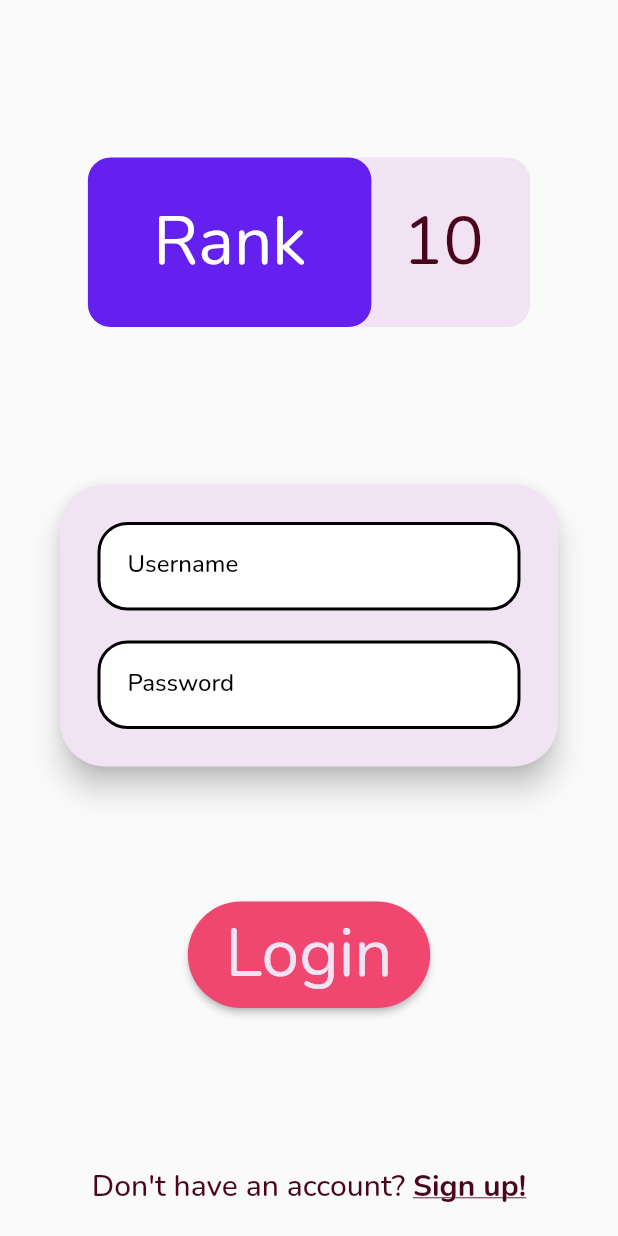
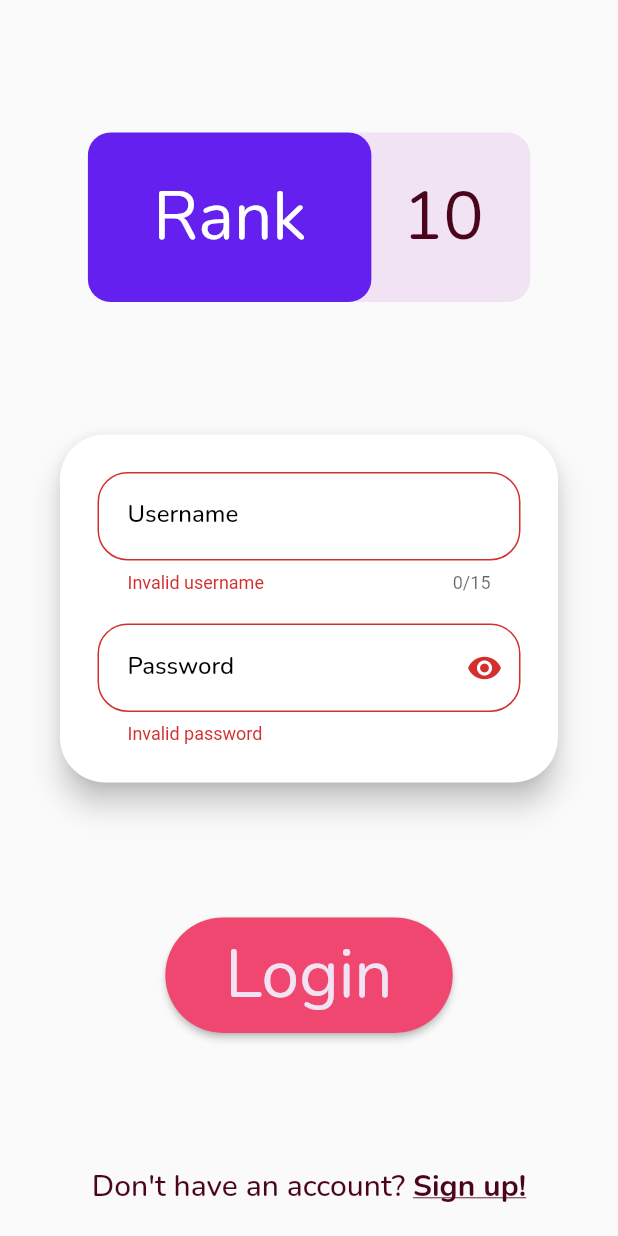
Before and after one commit to meh430/rank_ten_flutter, a Flutter app: the screen it shows after launch, after a tap on "Login", on a phone screen of 412 x 824 dp. Run offline on Flutter 3.47's test engine with Material 2 defaults, Android fonts, the phone set to English and light mode, and no system bars; our stand-ins replace flutter_spinkit, google_fonts, shared_preferences.

Commit message:
Adds basic login validation

```diff
--- a/lib/api/rank_api.dart
+++ b/lib/api/rank_api.dart
@@ -42,8 +42,8 @@ class RankApi {
 
   Map<String, dynamic> getHeaders({String bearerToken}) {
     return bearerToken == ""
-        ? Map<String, dynamic>()
-        : {'Authorization': 'Bearer $bearerToken'};
+        ? Map<String, String>()
+        : <String, String>{'Authorization': 'Bearer $bearerToken'};
   }
 
   dynamic parseResponse(http.Response res) {
--- a/lib/app.dart
+++ b/lib/app.dart
@@ -2,7 +2,7 @@ import 'package:flutter/material.dart';
 import 'package:provider/provider.dart';
 import 'package:rank_ten/app_theme.dart';
 import 'package:rank_ten/dark_theme_provider.dart';
-import 'package:rank_ten/login_signin.dart';
+import 'package:rank_ten/login_signup.dart';
 import 'package:rank_ten/splash.dart';
 
 class App extends StatefulWidget {
@@ -35,7 +35,7 @@ class _AppState extends State<App> {
         initialRoute: '/splash',
         routes: {
           '/splash': (context) => Splash(),
-          '/login_signin': (context) => LoginSignin()
+          '/login_signin': (context) => LoginSignup()
         },
       ),
     );
--- a/lib/login.dart
+++ b/lib/login.dart
@@ -1,4 +1,6 @@
-import 'package:flutter/cupertino.dart';
+import 'dart:core';
+
+import 'package:flutter/gestures.dart';
 import 'package:flutter/material.dart';
 import 'package:rank_ten/app_theme.dart';
 
@@ -6,7 +8,51 @@ const inputStyle = OutlineInputBorder(
     borderSide: BorderSide(color: Colors.black, width: 2.0),
     borderRadius: BorderRadius.all(Radius.circular(20.0)));
 
+typedef SubmitLogin = void Function(String, String);
+
+RaisedButton getSubmitButton(
+    BuildContext context, bool isLogin, VoidCallback submitData) {
+  return RaisedButton(
+    padding: EdgeInsets.only(left: 40.0, right: 40.0, top: 8.0, bottom: 8.0),
+    color: paraPink,
+    onPressed: () {
+      submitData();
+    },
+    shape: RoundedRectangleBorder(
+      borderRadius: BorderRadius.circular(40.0),
+    ),
+    child: Text(isLogin ? "Login" : "Sign Up",
+        style: Theme.of(context)
+            .primaryTextTheme
+            .headline3
+            .copyWith(color: palePurple)),
+  );
+}
+
+String validatePwd(String value) {
+  final pwdPattern = RegExp(
+      r'^(?=.*?[A-Z])(?=.*?[a-z])(?=.*?[0-9])(?=.*?[#?!@$ %^&*-]).{8,}$');
+  if (!pwdPattern.hasMatch(value)) {
+    return "Invalid password";
+  }
+
+  return null;
+}
+
+String validateUsername(String value) {
+  final namePattern = RegExp(r'^[a-z0-9_-]{3,15}$');
+  if (!namePattern.hasMatch(value)) {
+    return "Invalid username";
+  }
+
+  return null;
+}
+
 class Login extends StatefulWidget {
+  SubmitLogin handleLogin;
+
+  Login({this.handleLogin});
+
   @override
   _LoginState createState() => _LoginState();
 }
@@ -14,63 +60,35 @@ class Login extends StatefulWidget {
 class _LoginState extends State<Login> {
   @override
   Widget build(BuildContext context) {
-    return Column(
-      mainAxisAlignment: MainAxisAlignment.spaceBetween,
-      children: <Widget>[
-        Card(
-            color: palePurple,
-            elevation: 8.0,
-            shape: RoundedRectangleBorder(
-              borderRadius: BorderRadius.circular(30.0),
+    return Container(
+      child: LoginForm(
+        handleLogin: widget.handleLogin,
       ),
-            margin: EdgeInsets.only(left: 40, right: 40, bottom: 10.0),
-            child: Padding(padding: EdgeInsets.all(10.0), child: LoginForm())),
-        SizedBox(height: 80),
-        RaisedButton(
-          padding:
-              EdgeInsets.only(left: 25.0, right: 25.0, top: 5.0, bottom: 5.0),
-          color: paraPink,
-          onPressed: () {
-            print("pressed");
-          },
-          shape: RoundedRectangleBorder(
-            borderRadius: BorderRadius.circular(40.0),
-          ),
-          child: Text("Login",
-              style: Theme.of(context)
-                  .primaryTextTheme
-                  .headline3
-                  .copyWith(color: palePurple)),
-        )
-      ],
     );
   }
 }
 
 class LoginForm extends StatefulWidget {
+  final SubmitLogin handleLogin;
+
+  LoginForm({this.handleLogin});
+
   @override
   _LoginFormState createState() => _LoginFormState();
 }
 
 class _LoginFormState extends State<LoginForm> {
-  final _usernameFNode = FocusNode();
-  final _passwordFNode = FocusNode();
+  final _uController = TextEditingController();
+  final _pController = TextEditingController();
   final _fKey = GlobalKey<FormState>();
 
-  @override
-  void initState() {
-    // TODO: implement initState
-    super.initState();
-    _usernameFNode.addListener(() {
-      setState(() {
-        //Redraw so that the username label reflects the focus state
-      });
-    });
-    _passwordFNode.addListener(() {
-      setState(() {
-        //Redraw so that the password label reflects the focus state
-      });
-    });
+  submitForm() {
+    if (_fKey.currentState.validate()) {
+      final password = _pController.text;
+      final username = _uController.text;
+      print(username + password);
+      widget.handleLogin(username.toString(), password.toString());
+    }
   }
 
   @override
@@ -81,40 +99,97 @@ class _LoginFormState extends State<LoginForm> {
         .headline6
         .copyWith(fontSize: 16)
         .copyWith(color: Colors.black);
+
+    final textFields = Column(
+        mainAxisAlignment: MainAxisAlignment.spaceEvenly,
+        children: <Widget>[
+          getNameField(_uController, labelStyle),
+          SizedBox(height: 20.0),
+          PasswordField(pController: _pController, labelStyle: labelStyle)
+        ]);
+
     return Form(
       key: _fKey,
+      child: Column(
+        children: <Widget>[
+          Card(
+            color: white,
+            elevation: 8.0,
+            shape: RoundedRectangleBorder(
+              borderRadius: BorderRadius.circular(30.0),
+            ),
+            margin: EdgeInsets.only(left: 40, right: 40, bottom: 10.0),
+            child: Padding(
+              padding: EdgeInsets.all(10.0),
               child: Container(
                 margin: EdgeInsets.all(15.0),
-        child: Column(
-          mainAxisAlignment: MainAxisAlignment.spaceEvenly,
-          children: <Widget>[
-            TextFormField(
-                focusNode: _usernameFNode,
+                child: textFields,
+              ),
+            ),
+          ),
+          SizedBox(height: 80),
+          getSubmitButton(context, true, submitForm)
+        ],
+      ),
+    );
+  }
+}
+
+class PasswordField extends StatefulWidget {
+  final TextEditingController pController;
+  final labelStyle;
+
+  PasswordField({this.pController, this.labelStyle});
+
+  @override
+  _PasswordFieldState createState() => _PasswordFieldState();
+}
+
+class _PasswordFieldState extends State<PasswordField> {
+  bool obscureText = true;
+
+  @override
+  Widget build(BuildContext context) {
+    return TextFormField(
+        controller: widget.pController,
+        validator: validatePwd,
+        obscureText: obscureText,
+        decoration: InputDecoration(
+            suffixIcon: GestureDetector(
+              dragStartBehavior: DragStartBehavior.down,
+              onTap: () {
+                setState(() {
+                  obscureText = !obscureText;
+                });
+              },
+              child: Icon(obscureText ? Icons.visibility : Icons.visibility_off,
+                  semanticLabel:
+                  obscureText ? 'Show password' : 'Hide password'),
+            ),
+            filled: true,
+            fillColor: white,
+            contentPadding: EdgeInsets.all(20.0),
+            labelText: 'Password',
+            border: inputStyle,
+            labelStyle: widget.labelStyle,
+            enabledBorder: inputStyle,
+            focusedBorder: inputStyle));
+  }
+}
+
+TextFormField getNameField(TextEditingController uController,
+    TextStyle labelStyle) {
+  return TextFormField(
+      maxLength: 15,
+      controller: uController,
+      validator: validateUsername,
       decoration: InputDecoration(
           labelText: 'Username',
           filled: true,
-                    fillColor: _usernameFNode.hasFocus ? palePurple : white,
+          fillColor: white,
           contentPadding: EdgeInsets.all(20.0),
           labelStyle: labelStyle,
           border: inputStyle,
           enabledBorder: inputStyle,
-                    focusedBorder: inputStyle)),
-            SizedBox(height: 20.0),
-            TextFormField(
-                focusNode: _passwordFNode,
-                obscureText: true,
-                decoration: InputDecoration(
-                    filled: true,
-                    fillColor: _passwordFNode.hasFocus ? palePurple : white,
-                    contentPadding: EdgeInsets.all(20.0),
-                    labelText: 'Password',
-                    border: inputStyle,
-                    labelStyle: labelStyle,
-                    enabledBorder: inputStyle,
-                    focusedBorder: inputStyle))
-          ],
-        ),
-      ),
-    );
+          focusedBorder: inputStyle));
 }
-}
--- a/lib/login_signin.dart
+++ /dev/null
@@ -1,51 +0,0 @@
-import 'package:flutter/cupertino.dart';
-import 'package:flutter/material.dart';
-import 'package:rank_ten/login.dart';
-import 'package:rank_ten/logo.dart';
-
-class LoginSignin extends StatefulWidget {
-  @override
-  _LoginSigninState createState() => _LoginSigninState();
-}
-
-class _LoginSigninState extends State<LoginSignin> {
-  @override
-  Widget build(BuildContext context) {
-    return Scaffold(
-      resizeToAvoidBottomInset: false,
-      body: Center(
-        child: Column(
-          mainAxisSize: MainAxisSize.max,
-          mainAxisAlignment: MainAxisAlignment.center,
-          children: <Widget>[
-            Flexible(child: SizedBox(height: 60), fit: FlexFit.tight, flex: 1),
-            Logo(),
-            Flexible(child: SizedBox(height: 100), fit: FlexFit.tight, flex: 1),
-            Login(),
-            Flexible(child: SizedBox(height: 70), fit: FlexFit.tight, flex: 1),
-            Row(
-              mainAxisAlignment: MainAxisAlignment.center,
-              children: <Widget>[
-                Text("Don't have an account? ",
-                    style: Theme.of(context).primaryTextTheme.headline6),
-                GestureDetector(
-                  onTap: () => print("Sign Up switch"),
-                  child: Text("Sign up!",
-                      style: Theme.of(context)
-                          .primaryTextTheme
-                          .headline6
-                          .copyWith(
-                              decoration: TextDecoration.underline,
-                              fontWeight: FontWeight.bold)),
-                )
-              ],
-            ),
-            SizedBox(
-              height: 20,
-            )
-          ],
-        ),
-      ),
-    );
-  }
-}
--- /dev/null
+++ b/lib/login_signup.dart
@@ -0,0 +1,90 @@
+import 'package:flutter/cupertino.dart';
+import 'package:flutter/material.dart';
+import 'package:rank_ten/api/auth.dart';
+import 'package:rank_ten/login.dart';
+import 'package:rank_ten/logo.dart';
+import 'package:rank_ten/preferences_store.dart';
+
+class LoginSignup extends StatefulWidget {
+  @override
+  _LoginSignupState createState() => _LoginSignupState();
+}
+
+class _LoginSignupState extends State<LoginSignup> {
+  final GlobalKey<ScaffoldState> _logSignScaffKey = GlobalKey<ScaffoldState>();
+
+  bool isLogin = true;
+  var prefStore = PreferencesStore();
+
+  void handleLogin(String uName, String pwd) async {
+    var userData =
+        await Authorization.loginUser(userName: uName, password: pwd);
+    if (userData is Map<String, dynamic>) {
+      await prefStore.saveCred(userData['jwt_token'], uName, pwd);
+      print(userData);
+      //TODO: push new route
+    } else {
+      _logSignScaffKey.currentState.hideCurrentSnackBar();
+      _logSignScaffKey.currentState.showSnackBar(SnackBar(
+        content: Text('Incorrect username or password'),
+      ));
+    }
+  }
+
+  void handleSignup(String uName, String pwd, String bio) async {
+    var userData = await Authorization.signupUser(
+        userName: uName, password: pwd, bio: bio);
+
+    if (userData.containsKey('jwt_token')) {
+      await prefStore.saveCred(userData['jwt_token'], uName, pwd);
+      print(userData);
+      //TODO: push new route
+    } else {
+      _logSignScaffKey.currentState.hideCurrentSnackBar();
+      _logSignScaffKey.currentState.showSnackBar(SnackBar(
+        content: Text('Incorrect username or password'),
+      ));
+    }
+  }
+
+  @override
+  Widget build(BuildContext context) {
+    return Scaffold(
+      key: _logSignScaffKey,
+      resizeToAvoidBottomInset: false,
+      body: Center(
+        child: Column(
+          mainAxisSize: MainAxisSize.max,
+          mainAxisAlignment: MainAxisAlignment.center,
+          children: <Widget>[
+            Flexible(child: SizedBox(height: 60), fit: FlexFit.tight, flex: 1),
+            Logo(),
+            Flexible(child: SizedBox(height: 100), fit: FlexFit.tight, flex: 1),
+            Login(handleLogin: handleLogin),
+            Flexible(child: SizedBox(height: 70), fit: FlexFit.tight, flex: 1),
+            Row(
+              mainAxisAlignment: MainAxisAlignment.center,
+              children: <Widget>[
+                Text("Don't have an account? ",
+                    style: Theme.of(context).primaryTextTheme.headline6),
+                GestureDetector(
+                  onTap: () => setState(() => isLogin = !isLogin),
+                  child: Text("Sign up!",
+                      style: Theme.of(context)
+                          .primaryTextTheme
+                          .headline6
+                          .copyWith(
+                              decoration: TextDecoration.underline,
+                              fontWeight: FontWeight.bold)),
+                )
+              ],
+            ),
+            SizedBox(
+              height: 20,
+            )
+          ],
+        ),
+      ),
+    );
+  }
+}
--- /dev/null
+++ b/lib/signup.dart
@@ -0,0 +1,11 @@
+import 'dart:core';
+
+typedef SubmitSignup = void Function(String, String, String);
+
+String validateBio(String value) {
+  if (value.isEmpty) {
+    return "Please enter a bio";
+  }
+
+  return null;
+}
```
Lines whose indentation alone changed are shown as unchanged.
